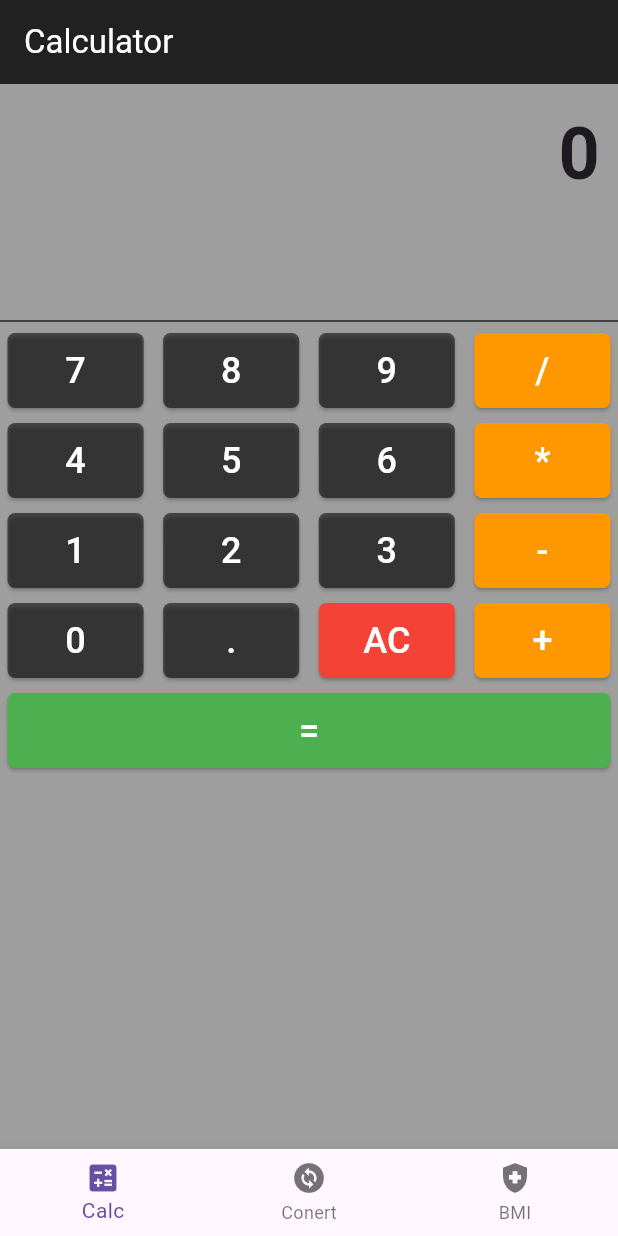
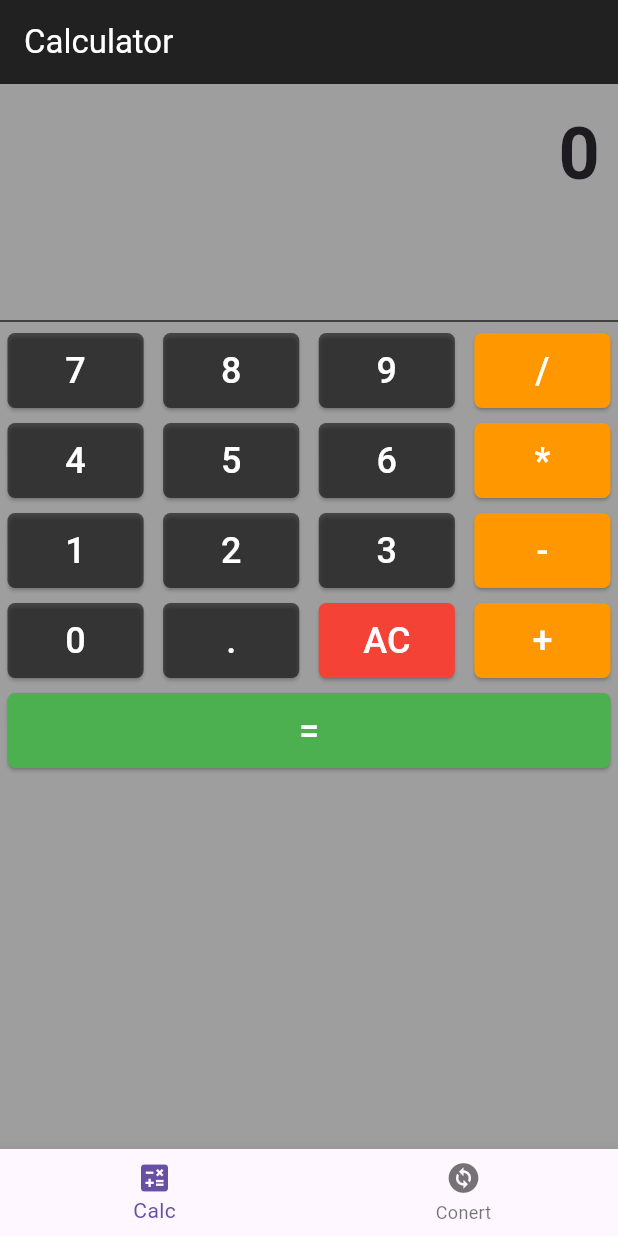
Before and after one commit to farhad-fbm/calc_flutter, a Flutter app: the screen it shows after launch, on a phone screen of 412 x 824 dp. Run offline on Flutter 3.47's test engine with Material 3 defaults, Android fonts, the light colour scheme and no system bars.

```diff
--- a/lib/helpers/navigator_helpar.dart
+++ b/lib/helpers/navigator_helpar.dart
@@ -1,4 +1,3 @@
-import 'package:calculator_flutter/screens/bmi_calc_screen.dart';
 import 'package:calculator_flutter/screens/calculator_screen.dart';
 import 'package:calculator_flutter/screens/unit_converter_screen.dart';
 import 'package:flutter/material.dart';
@@ -16,7 +15,6 @@ class _BottomNavExampleState extends State<BottomNav> {
   final List<Widget> _pages = [
     Center(child: CalculatorScreen()),
     Center(child: ConverterScreen()),
-    Center(child: BMIScreen()),
   ];
 
   @override
@@ -37,10 +35,6 @@ class _BottomNavExampleState extends State<BottomNav> {
             icon: Icon(Icons.change_circle),
             label: "Conert",
           ),
-          BottomNavigationBarItem(
-            icon: Icon(Icons.health_and_safety),
-            label: "BMI",
-          ),
         ],
       ),
     );
```
Also changed, not shown: 1 other file.
